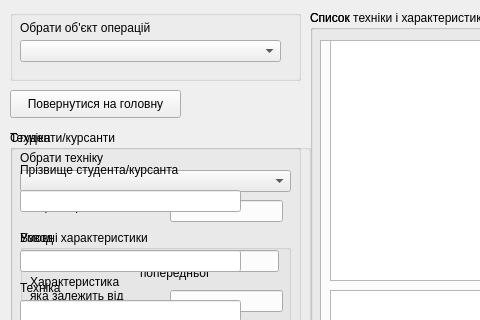
Before: the Qt Designer form view/admin_form.ui in Win9XCHI/Fastening_test, drawn with Qt 5; both pictures show x 0 to 480 and y 0 to 320 of the 1296 by 658 pixel window.
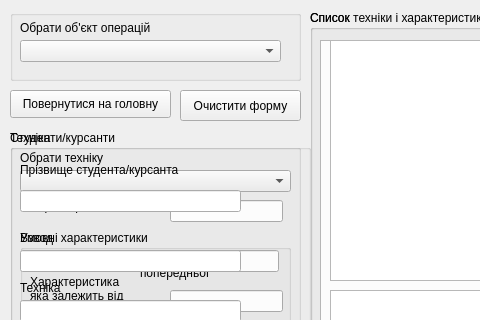
After: the same form once the commit is applied.

Commit message: Added button default for admin form

```diff
--- a/view/admin_form.ui
+++ b/view/admin_form.ui
@@ -540,7 +540,7 @@
     <rect>
      <x>10</x>
      <y>90</y>
-     <width>171</width>
+     <width>161</width>
      <height>28</height>
     </rect>
    </property>
@@ -657,6 +657,19 @@
     </property>
    </widget>
   </widget>
+  <widget class="QPushButton" name="pushButton_6">
+   <property name="geometry">
+    <rect>
+     <x>180</x>
+     <y>90</y>
+     <width>121</width>
+     <height>31</height>
+    </rect>
+   </property>
+   <property name="text">
+    <string>Очистити форму</string>
+   </property>
+  </widget>
  </widget>
  <resources/>
  <connections/>
```
The commit also changes 3 other files.
